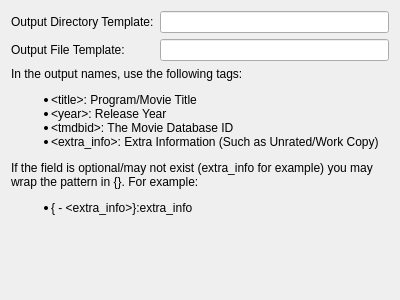
Above: UI/Preferences/MovieSettings.ui from towel42-com/MediaManager before the change. Below: the same form after it.
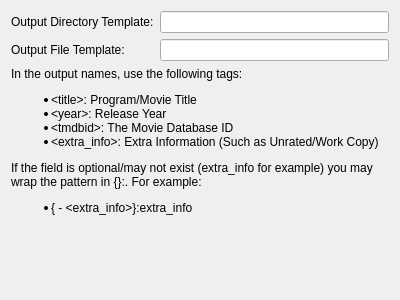
That is the form after the change.

Patch:
```diff
--- a/UI/Preferences/MovieSettings.ui
+++ b/UI/Preferences/MovieSettings.ui
@@ -47,7 +47,7 @@
    <item row="2" column="0" colspan="2">
     <widget class="QLabel" name="label_4">
      <property name="text">
-      <string>&lt;html&gt;&lt;head/&gt;&lt;body&gt;&lt;p&gt;In the output names, use the following tags:&lt;/p&gt;&lt;ul style=&quot;margin-top: 0px; margin-bottom: 0px; margin-left: 0px; margin-right: 0px; -qt-list-indent: 1;&quot;&gt;&lt;li style=&quot; margin-top:12px; margin-bottom:0px; margin-left:0px; margin-right:0px; -qt-block-indent:0; text-indent:0px;&quot;&gt;&amp;lt;title&amp;gt;: Program/Movie Title&lt;/li&gt;&lt;li style=&quot; margin-top:0px; margin-bottom:0px; margin-left:0px; margin-right:0px; -qt-block-indent:0; text-indent:0px;&quot;&gt;&amp;lt;year&amp;gt;: Release Year&lt;/li&gt;&lt;li style=&quot; margin-top:0px; margin-bottom:0px; margin-left:0px; margin-right:0px; -qt-block-indent:0; text-indent:0px;&quot;&gt;&amp;lt;tmdbid&amp;gt;: The Movie Database ID&lt;/li&gt;&lt;li style=&quot; margin-top:0px; margin-bottom:12px; margin-left:0px; margin-right:0px; -qt-block-indent:0; text-indent:0px;&quot;&gt;&amp;lt;extra_info&amp;gt;: Extra Information (Such as Unrated/Work Copy)&lt;/li&gt;&lt;/ul&gt;&lt;p&gt;If the field is optional/may not exist (extra_info for example) you may wrap the pattern in {}. For example:&lt;/p&gt;&lt;ul style=&quot;margin-top: 0px; margin-bottom: 0px; margin-left: 0px; margin-right: 0px; -qt-list-indent: 1;&quot;&gt;&lt;li style=&quot; margin-top:0px; margin-bottom:12px; margin-left:0px; margin-right:0px; -qt-block-indent:0; text-indent:0px;&quot;&gt;{ - &amp;lt;extra_info&amp;gt;}:extra_info&lt;br/&gt;&lt;/li&gt;&lt;/ul&gt;&lt;p&gt;&lt;br/&gt;&lt;/p&gt;&lt;/body&gt;&lt;/html&gt;</string>
+      <string>&lt;html&gt;&lt;head/&gt;&lt;body&gt;&lt;p&gt;In the output names, use the following tags:&lt;/p&gt;&lt;ul style=&quot;margin-top: 0px; margin-bottom: 0px; margin-left: 0px; margin-right: 0px; -qt-list-indent: 1;&quot;&gt;&lt;li style=&quot; margin-top:12px; margin-bottom:0px; margin-left:0px; margin-right:0px; -qt-block-indent:0; text-indent:0px;&quot;&gt;&amp;lt;title&amp;gt;: Program/Movie Title&lt;/li&gt;&lt;li style=&quot; margin-top:0px; margin-bottom:0px; margin-left:0px; margin-right:0px; -qt-block-indent:0; text-indent:0px;&quot;&gt;&amp;lt;year&amp;gt;: Release Year&lt;/li&gt;&lt;li style=&quot; margin-top:0px; margin-bottom:0px; margin-left:0px; margin-right:0px; -qt-block-indent:0; text-indent:0px;&quot;&gt;&amp;lt;tmdbid&amp;gt;: The Movie Database ID&lt;/li&gt;&lt;li style=&quot; margin-top:0px; margin-bottom:12px; margin-left:0px; margin-right:0px; -qt-block-indent:0; text-indent:0px;&quot;&gt;&amp;lt;extra_info&amp;gt;: Extra Information (Such as Unrated/Work Copy)&lt;/li&gt;&lt;/ul&gt;&lt;p&gt;If the field is optional/may not exist (extra_info for example) you may wrap the pattern in {}:. For example:&lt;/p&gt;&lt;ul style=&quot;margin-top: 0px; margin-bottom: 0px; margin-left: 0px; margin-right: 0px; -qt-list-indent: 1;&quot;&gt;&lt;li style=&quot; margin-top:0px; margin-bottom:12px; margin-left:0px; margin-right:0px; -qt-block-indent:0; text-indent:0px;&quot;&gt;{ - &amp;lt;extra_info&amp;gt;}:extra_info&lt;br/&gt;&lt;/li&gt;&lt;/ul&gt;&lt;p&gt;&lt;br/&gt;&lt;/p&gt;&lt;/body&gt;&lt;/html&gt;</string>
      </property>
      <property name="wordWrap">
       <bool>true</bool>
```
